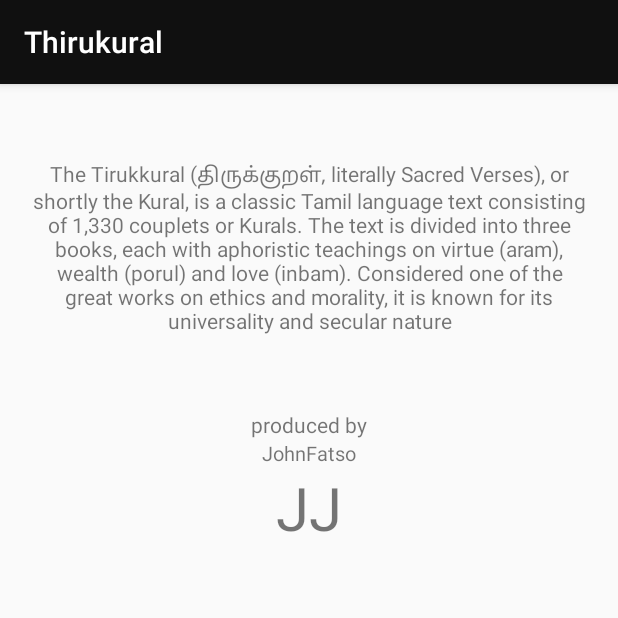
After one commit to JohnTheTechie/Thirukural, an Android app: the infoActivity screen opened directly, with no data from a screen before it, on a phone screen of 412 x 824 dp, the top half of it. The commit adds this screen. Run offline under Robolectric (Android 15) with nearby library versions, the phone set to English and light mode, and no system bars.

```diff
--- a/app/build.gradle
+++ b/app/build.gradle
@@ -32,6 +32,7 @@ dependencies {
     implementation fileTree(dir: 'libs', include: ['*.jar'])
     implementation 'androidx.appcompat:appcompat:1.1.0'
     implementation 'androidx.constraintlayout:constraintlayout:1.1.3'
+    implementation 'androidx.legacy:legacy-support-v4:1.0.0'
     testImplementation 'junit:junit:4.12'
     androidTestImplementation 'androidx.test.ext:junit:1.1.0'
     androidTestImplementation 'androidx.test.espresso:espresso-core:3.1.1'
--- a/app/src/main/AndroidManifest.xml
+++ b/app/src/main/AndroidManifest.xml
@@ -9,7 +9,8 @@
         android:roundIcon="@mipmap/ic_launcher_round"
         android:supportsRtl="true"
         android:theme="@style/AppTheme">
-        <activity android:name=".KuralActivity"></activity>
+        <activity android:name=".infoActivity"></activity>
+        <activity android:name=".KuralActivity" />
         <activity android:name=".ChapterListActivity" />
         <activity android:name=".MainActivity">
             <intent-filter>
--- /dev/null
+++ b/app/src/main/java/johnfatso/thirukural/infoActivity.java
@@ -0,0 +1,14 @@
+package johnfatso.thirukural;
+
+import androidx.appcompat.app.AppCompatActivity;
+
+import android.os.Bundle;
+
+public class infoActivity extends AppCompatActivity {
+
+    @Override
+    protected void onCreate(Bundle savedInstanceState) {
+        super.onCreate(savedInstanceState);
+        setContentView(R.layout.activity_info);
+    }
+}
--- /dev/null
+++ b/app/src/main/res/layout/activity_info.xml
@@ -0,0 +1,65 @@
+<?xml version="1.0" encoding="utf-8"?>
+<androidx.constraintlayout.widget.ConstraintLayout xmlns:android="http://schemas.android.com/apk/res/android"
+    xmlns:app="http://schemas.android.com/apk/res-auto"
+    xmlns:tools="http://schemas.android.com/tools"
+    android:layout_width="match_parent"
+    android:layout_height="wrap_content"
+    tools:context=".infoActivity">
+
+    <androidx.constraintlayout.widget.ConstraintLayout
+        android:layout_width="match_parent"
+        android:layout_height="wrap_content"
+        app:layout_constraintBottom_toBottomOf="parent"
+        app:layout_constraintEnd_toEndOf="parent"
+        app:layout_constraintStart_toStartOf="parent"
+        app:layout_constraintTop_toTopOf="parent">
+
+        <TextView
+            android:id="@+id/descreption"
+            android:layout_width="wrap_content"
+            android:layout_height="wrap_content"
+            android:layout_margin="30dp"
+            android:padding="20dp"
+            android:text="@string/disclaimer_description"
+            android:textAlignment="center"
+            app:layout_constraintBottom_toTopOf="@+id/createdby"
+            app:layout_constraintEnd_toEndOf="parent"
+            app:layout_constraintStart_toStartOf="parent"
+            app:layout_constraintTop_toTopOf="parent" />
+
+        <TextView
+            android:id="@+id/createdby"
+            android:layout_width="wrap_content"
+            android:layout_height="wrap_content"
+            android:text="@string/diclaimer_createdby"
+            app:layout_constraintBottom_toTopOf="@+id/corp"
+            app:layout_constraintEnd_toEndOf="parent"
+            app:layout_constraintStart_toStartOf="parent"
+            app:layout_constraintTop_toBottomOf="@+id/descreption" />
+
+        <TextView
+            android:id="@+id/corp"
+            android:layout_width="wrap_content"
+            android:layout_height="wrap_content"
+            android:text="@string/diclaimer_corpname"
+            android:textSize="6pt"
+            app:layout_constraintBottom_toTopOf="@+id/brand"
+            app:layout_constraintEnd_toEndOf="parent"
+            app:layout_constraintStart_toStartOf="parent"
+            app:layout_constraintTop_toBottomOf="@+id/createdby" />
+
+        <TextView
+            android:id="@+id/brand"
+            android:layout_width="wrap_content"
+            android:layout_height="wrap_content"
+            android:text="@string/diclaimer_brand"
+            android:textSize="18pt"
+            app:layout_constraintBottom_toBottomOf="parent"
+            app:layout_constraintEnd_toEndOf="parent"
+            app:layout_constraintStart_toStartOf="parent"
+            app:layout_constraintTop_toBottomOf="@+id/corp" />
+
+    </androidx.constraintlayout.widget.ConstraintLayout>
+
+
+</androidx.constraintlayout.widget.ConstraintLayout>
--- a/app/src/main/res/values/colors.xml
+++ b/app/src/main/res/values/colors.xml
@@ -6,4 +6,6 @@
 
     <color name="button_color">#33000000</color>
     <color name="button_stroke_color">#000000</color>
+
+    <color name="black_overlay">#66000000</color>
 </resources>
--- a/app/src/main/res/values/strings.xml
+++ b/app/src/main/res/values/strings.xml
@@ -11,4 +11,18 @@
     <string name="inbam_topic">Canon of Love</string>
 
     <string name="favourites_topic">Tagged Kurals</string>
+
+    <string name="title_activity_fullscreen">FullscreenActivity</string>
+    <string name="dummy_button">Dummy Button</string>
+    <string name="dummy_content">DUMMY\nCONTENT</string>
+
+    <string name="disclaimer_topic"> Thirukkural </string>
+    <string name="disclaimer_description">The Tirukkural (திருக்குறள், literally Sacred Verses), or
+        shortly the Kural, is a classic Tamil language text consisting of 1,330 couplets or Kurals.
+        The text is divided into three books, each with aphoristic teachings on virtue
+        (aram), wealth (porul) and love (inbam). Considered one of the great works on ethics and morality, it is
+        known for its universality and secular nature</string>
+    <string name="diclaimer_createdby">produced by</string>
+    <string name="diclaimer_corpname">JohnFatso</string>
+    <string name="diclaimer_brand">JJ</string>
 </resources>
```
Also changed, not shown: app/src/main/java/johnfatso/thirukural/MainActivity.java (+15 -0 lines), app/src/main/res/layout/activity_main.xml (+13 -0 lines), app/src/main/res/layout/kural_list_item.xml (+8 -9 lines), app/src/main/res/values/attrs.xml (added, +12 -0 lines), app/src/main/res/values/styles.xml (+13 -1 lines).
